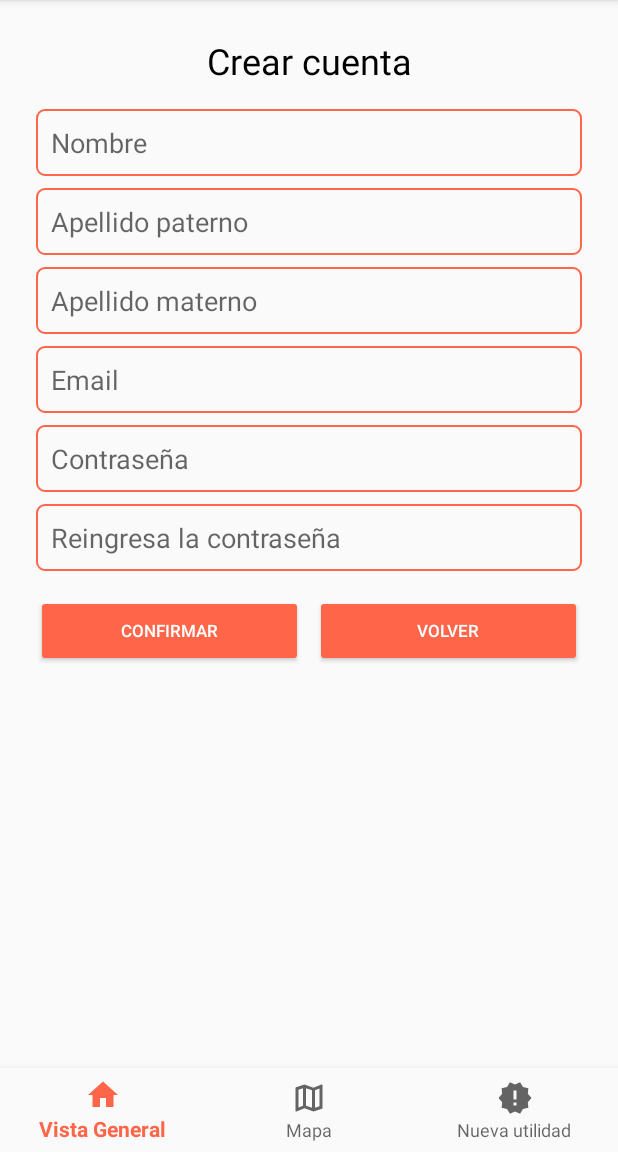
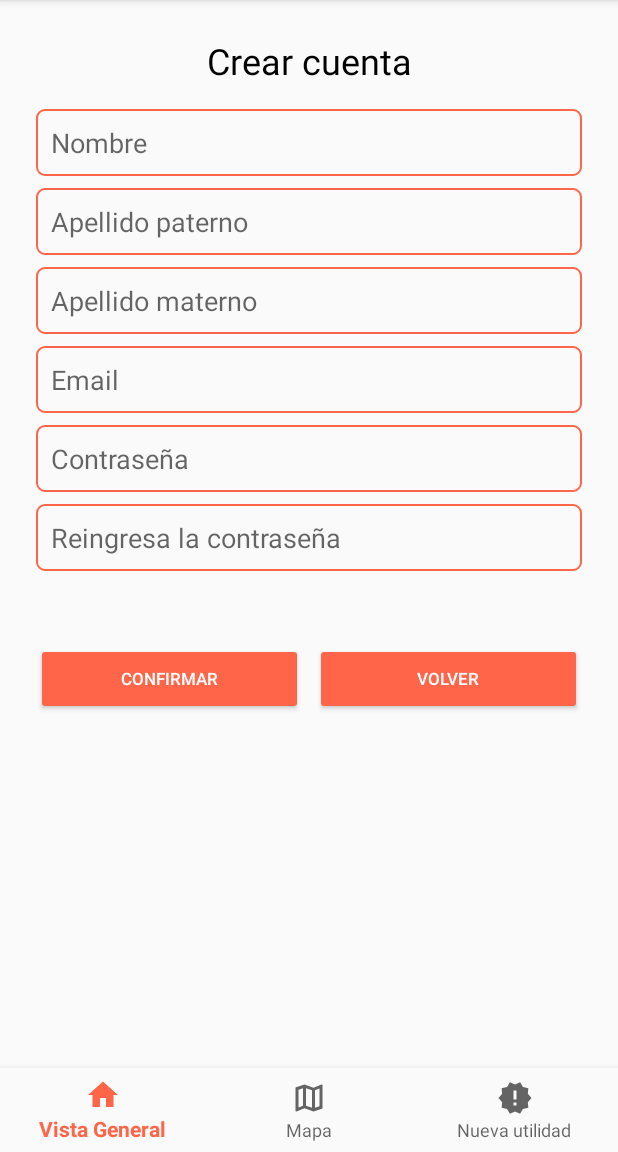
Before and after one commit to Cristobal-Sepulveda/JorgeGas, an Android app built with Jetpack Compose: the CrearUsuarioFragment screen opened through its navigation route, after a tap on "CONFIRMAR", on a phone screen of 412 x 824 dp, the part 84-1236 px from its top. Run offline under Robolectric (Android 15) with nearby library versions, the phone set to English and light mode, and no system bars; our stand-ins replace Firebase (no records; nobody signed in at launch, a user with empty details on screens opened directly), navigation-ui; 7 statements that could not run were skipped.

Commit message:
AdministraciÃonCuentasFragment, EditarUsuarioFragment y CrearUsuarioFragment limpian el recyclerview correctamente

```diff
--- a/app/build.gradle
+++ b/app/build.gradle
@@ -18,7 +18,7 @@ android {
 
     defaultConfig {
         applicationId "com.example.conductor"
-        minSdk 23
+        minSdk 24
         targetSdk 33
         versionCode 1
         versionName "1.0"
--- a/app/src/main/java/com/example/conductor/ui/crearusuario/CrearUsuarioFragment.kt
+++ b/app/src/main/java/com/example/conductor/ui/crearusuario/CrearUsuarioFragment.kt
@@ -9,6 +9,7 @@ import android.view.ViewGroup
 import androidx.lifecycle.lifecycleScope
 import com.example.conductor.data.data_objects.domainObjects.Usuario
 import com.example.conductor.databinding.FragmentCrearUsuarioBinding
+import com.example.conductor.ui.administrarcuentas.AdministrarCuentasViewModel
 import com.google.android.material.bottomsheet.BottomSheetDialogFragment
 import com.google.android.material.snackbar.Snackbar
 import com.google.firebase.auth.FirebaseAuth
@@ -21,7 +22,7 @@ import org.koin.android.ext.android.inject
 class CrearUsuarioFragment : BottomSheetDialogFragment() {
 
     private var _binding: FragmentCrearUsuarioBinding? = null
-    private val _viewModel: CrearUsuarioViewModel by inject()
+    private val _viewModel: AdministrarCuentasViewModel by inject()
     private lateinit var firebaseAuth: FirebaseAuth
 
     override fun onCreateView(
@@ -43,13 +44,21 @@ class CrearUsuarioFragment : BottomSheetDialogFragment() {
                 }
             }
         }
+        Log.i("CrearUsuarioFragment", "onCreateView")
         return _binding!!.root
     }
 
+    override fun onDestroy() {
+        super.onDestroy()
+        _viewModel.removeUsuariosInRecyclerView()
+        _viewModel.displayUsuariosInRecyclerView()
+        Log.i("CrearUsuarioFragment", "onDestroy")
+    }
+
     private suspend fun canICreateANewAccountValidator() {
-        val nombre = _binding!!.editTextDataUsuarioPassword.text.toString()
-        val aPaterno = _binding!!.editTextDataUsuarioPassword.text.toString()
-        val aMaterno = _binding!!.editTextDataUsuarioPassword.text.toString()
+        val nombre = _binding!!.editTextDataUsuarioNombre.text.toString()
+        val aPaterno = _binding!!.editTextDataUsuarioAPaterno.text.toString()
+        val aMaterno = _binding!!.editTextDataUsuarioAMaterno.text.toString()
         val email = _binding!!.editTextDataUsuarioUsuario.text.toString()
         val password = _binding!!.editTextDataUsuarioPassword.text.toString()
         val password2 = _binding!!.editTextDataUsuarioConfirmarPassword.text.toString()
--- a/app/src/main/java/com/example/conductor/ui/map/MapFragment.kt
+++ b/app/src/main/java/com/example/conductor/ui/map/MapFragment.kt
@@ -2732,7 +2732,4 @@ class MapFragment : BaseFragment(), OnMapReadyCallback{
         }
     }
 
-    //function that sends notification to all users in firestore
-
-
 }
--- a/app/src/main/java/com/example/conductor/utils/Constants.kt
+++ b/app/src/main/java/com/example/conductor/utils/Constants.kt
@@ -9,5 +9,3 @@ object Constants {
     const val REQUEST_TURN_DEVICE_LOCATION_ON = 29
     val firebaseAuth = FirebaseAuth.getInstance()
 }
-
-var polygonsColor: ArrayList<ArrayList<Color>> =
--- a/app/src/main/res/layout/fragment_administrar_cuentas.xml
+++ b/app/src/main/res/layout/fragment_administrar_cuentas.xml
@@ -12,6 +12,7 @@
         android:layout_width="match_parent"
         android:layout_height="match_parent"
         app:layout_behavior="com.google.android.material.bottomsheet.BottomSheetBehavior"
+        android:background="#F0F0F0"
         tools:context=".ui.nuevautilidad.NuevaUtilidadFragment">
 
         <TextView
@@ -60,7 +61,6 @@
             app:layout_constraintTop_toBottomOf="@id/button_crearCuenta"
             app:layout_constraintBottom_toBottomOf="parent"
             android:layout_margin="@dimen/space_big"
-            android:background="@drawable/edittext_border"
             app:layoutManager="androidx.recyclerview.widget.LinearLayoutManager"
             app:listData="@{viewModel.usuariosInScreen}"/>
 
--- a/app/src/main/res/layout/fragment_base_interface.xml
+++ b/app/src/main/res/layout/fragment_base_interface.xml
@@ -49,6 +49,7 @@
             app:layout_constraintTop_toTopOf="parent"
             app:layout_constraintBottom_toTopOf="@id/bottom_navigation_view"
             app:navGraph="@navigation/mobile_navigation"
+
             />
         <com.google.android.material.bottomnavigation.BottomNavigationView
             android:id="@+id/bottom_navigation_view"
@@ -59,6 +60,7 @@
             app:layout_constraintEnd_toEndOf="parent"
             app:layout_constraintBottom_toBottomOf="parent"
             app:menu="@menu/bottom_nav_menu"/>
+
     </androidx.constraintlayout.widget.ConstraintLayout>
 
 
--- a/app/src/main/res/layout/fragment_crear_usuario.xml
+++ b/app/src/main/res/layout/fragment_crear_usuario.xml
@@ -133,7 +133,7 @@
         android:layout_marginStart="@dimen/space_big"
         android:layout_marginEnd="@dimen/space_small"
         android:layout_marginBottom="@dimen/space_bigger"
-        android:layout_marginTop="@dimen/space_normal"
+        android:layout_marginTop="@dimen/space_bigger"
         android:text="@string/confirmar"/>
     <Button
         style="@style/buttons"
@@ -144,7 +144,7 @@
         app:layout_constraintEnd_toEndOf="parent"
         app:layout_constraintTop_toBottomOf="@id/editText_dataUsuario_confirmarPassword"
         android:layout_marginEnd="@dimen/space_big"
-        android:layout_marginTop="@dimen/space_normal"
+        android:layout_marginTop="@dimen/space_bigger"
         android:text="@string/volver"
         />
 </androidx.constraintlayout.widget.ConstraintLayout>
--- a/app/src/main/res/layout/fragment_editar_usuario.xml
+++ b/app/src/main/res/layout/fragment_editar_usuario.xml
@@ -139,7 +139,7 @@
         app:layout_constraintTop_toBottomOf="@id/editText_editarUsuario_confirmarPassword"
         android:layout_marginStart="@dimen/space_big"
         android:layout_marginEnd="@dimen/space_big"
-        android:layout_marginTop="@dimen/space_normal"
+        android:layout_marginTop="@dimen/space_bigger"
         android:text="@string/volver"
         />
     <Button
@@ -153,7 +153,7 @@
         app:layout_constraintBottom_toBottomOf="parent"
         android:layout_marginEnd="@dimen/space_big"
         android:layout_marginBottom="@dimen/space_bigger"
-        android:layout_marginTop="@dimen/space_normal"
+        android:layout_marginTop="@dimen/space_bigger"
         android:text="@string/eliminar"/>
     <Button
         android:id="@+id/button_editarUsuario_confirmar"
@@ -166,7 +166,7 @@
         app:layout_constraintBottom_toBottomOf="parent"
         android:layout_marginEnd="@dimen/space_big"
         android:layout_marginBottom="@dimen/space_bigger"
-        android:layout_marginTop="@dimen/space_normal"
+        android:layout_marginTop="@dimen/space_bigger"
         android:text="@string/editar"/>
 
 
--- a/app/src/main/res/layout/fragment_home.xml
+++ b/app/src/main/res/layout/fragment_home.xml
@@ -5,6 +5,7 @@
     android:layout_width="match_parent"
     android:layout_height="match_parent"
     tools:context=".ui.home.HomeFragment"
+    android:background="#F0F0F0"
     >
 
     <TextView
--- a/app/src/main/res/layout/fragment_nueva_utilidad.xml
+++ b/app/src/main/res/layout/fragment_nueva_utilidad.xml
@@ -1,10 +1,12 @@
 <?xml version="1.0" encoding="utf-8"?>
-<androidx.constraintlayout.widget.ConstraintLayout xmlns:android="http://schemas.android.com/apk/res/android"
+<androidx.constraintlayout.widget.ConstraintLayout
+    xmlns:android="http://schemas.android.com/apk/res/android"
     xmlns:app="http://schemas.android.com/apk/res-auto"
     xmlns:tools="http://schemas.android.com/tools"
     android:layout_width="match_parent"
     android:layout_height="match_parent"
     tools:context=".ui.home.HomeFragment"
+    android:background="#F0F0F0"
     >
 
     <Button
```
Also changed, not shown: app/src/main/java/com/example/conductor/MyApp.kt (+0 -14 lines), app/src/main/java/com/example/conductor/ui/administrarcuentas/AdministrarCuentasFragment.kt (+12 -9 lines), app/src/main/java/com/example/conductor/ui/administrarcuentas/AdministrarCuentasViewModel.kt (+41 -3 lines), app/src/main/java/com/example/conductor/ui/crearusuario/CrearUsuarioViewModel.kt (deleted, +0 -26 lines), app/src/main/java/com/example/conductor/ui/editarusuario/EditarUsuarioFragment.kt (+9 -1 lines), app/src/main/java/com/example/conductor/ui/editarusuario/EditarUsuarioViewModel.kt (deleted, +0 -36 lines), app/src/main/res/drawable-v24/recycler_view_border.xml (added, +11 -0 lines).
